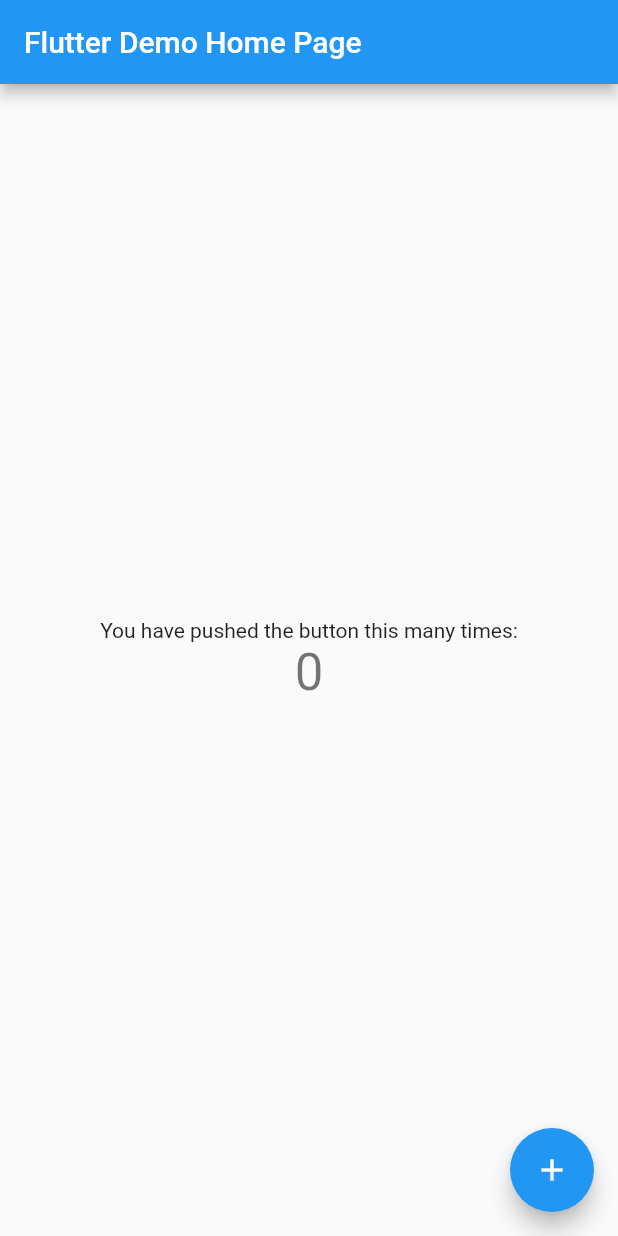
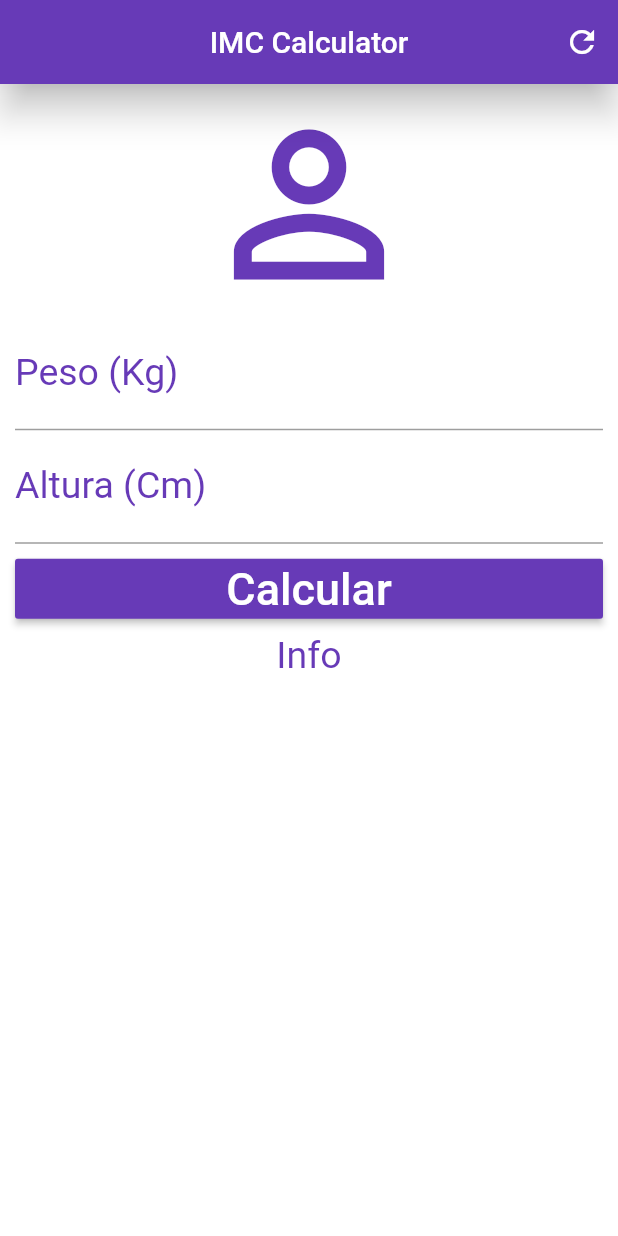
Before and after one commit to ViniciusPuerto/imc_calc, a Flutter app: the screen it shows after launch, on a phone screen of 412 x 824 dp. Run offline on Flutter 3.47's test engine with Material 2 defaults, Android fonts, the phone set to English and light mode, and no system bars.

Commit message:
Layout implemented

```diff
--- a/lib/main.dart
+++ b/lib/main.dart
@@ -1,111 +1,80 @@
+import 'package:flutter/cupertino.dart';
 import 'package:flutter/material.dart';
 
-void main() => runApp(MyApp());
+void main() {
+  runApp(MaterialApp(
+    title: "Imc Calculator",
+    home: Home(),
+  ));
+}
 
-class MyApp extends StatelessWidget {
-  // This widget is the root of your application.
+class Home extends StatefulWidget {
+  @override
+  _HomeState createState() => _HomeState();
+}
+
+class _HomeState extends State<Home> {
   @override
   Widget build(BuildContext context) {
-    return MaterialApp(
-      title: 'Flutter Demo',
-      theme: ThemeData(
-        // This is the theme of your application.
-        //
-        // Try running your application with "flutter run". You'll see the
-        // application has a blue toolbar. Then, without quitting the app, try
-        // changing the primarySwatch below to Colors.green and then invoke
-        // "hot reload" (press "r" in the console where you ran "flutter run",
-        // or simply save your changes to "hot reload" in a Flutter IDE).
-        // Notice that the counter didn't reset back to zero; the application
-        // is not restarted.
-        primarySwatch: Colors.blue,
-      ),
-      home: MyHomePage(title: 'Flutter Demo Home Page'),
-    );
+    return SafeArea(
+        child: Scaffold(
+            appBar: AppBar(
+              title: const Text('IMC Calculator'),
+              backgroundColor: Colors.deepPurple,
+              centerTitle: true,
+              elevation: 10.0,
+              actions: <Widget>[
+                IconButton(icon: Icon(Icons.refresh), onPressed: () {})
+              ],
+            ),
+            backgroundColor: Colors.white,
+            body: SingleChildScrollView(
+              padding: EdgeInsets.fromLTRB(10, 5, 10, 5),
+              child: Column(
+                crossAxisAlignment: CrossAxisAlignment.stretch,
+                children: <Widget>[
+                  Icon(
+                    Icons.person_outline,
+                    size: 150,
+                    color: Colors.deepPurple,
+                  ),
+                  TextField(
+                    keyboardType: TextInputType.number,
+                    decoration: InputDecoration(
+                        labelText: "Peso (Kg)",
+                        labelStyle: TextStyle(color: Colors.deepPurple)),
+                    textAlign: TextAlign.center,
+                    style: TextStyle(color: Colors.deepPurple, fontSize: 25),
+                  ),
+                  TextField(
+                    keyboardType: TextInputType.number,
+                    decoration: InputDecoration(
+                        labelText: "Altura (Cm)",
+                        labelStyle: TextStyle(color: Colors.deepPurple)),
+                    textAlign: TextAlign.center,
+                    style: TextStyle(color: Colors.deepPurple, fontSize: 25),
+                  ),
+                  Padding(
+                    padding: EdgeInsets.only(top: 10, bottom: 10),
+                    child: Container(
+                      height: 40.0,
+                      child: RaisedButton(
+                        onPressed: () {},
+                        color: Colors.deepPurple,
+                        child: Text(
+                          "Calcular",
+                          style: TextStyle(color: Colors.white, fontSize: 30),
+                        ),
+                      ),
+                    ),
+                  ),
+                  Text("Info",
+                    textAlign: TextAlign.center,
+                    style: TextStyle(color: Colors.deepPurple, fontSize: 25),
+                  )
+                ],
+              ),
+            )
+        ));
   }
 }
-
-class MyHomePage extends StatefulWidget {
-  MyHomePage({Key key, this.title}) : super(key: key);
-
-  // This widget is the home page of your application. It is stateful, meaning
-  // that it has a State object (defined below) that contains fields that affect
-  // how it looks.
-
-  // This class is the configuration for the state. It holds the values (in this
-  // case the title) provided by the parent (in this case the App widget) and
-  // used by the build method of the State. Fields in a Widget subclass are
-  // always marked "final".
-
-  final String title;
-
-  @override
-  _MyHomePageState createState() => _MyHomePageState();
-}
-
-class _MyHomePageState extends State<MyHomePage> {
-  int _counter = 0;
-
-  void _incrementCounter() {
-    setState(() {
-      // This call to setState tells the Flutter framework that something has
-      // changed in this State, which causes it to rerun the build method below
-      // so that the display can reflect the updated values. If we changed
-      // _counter without calling setState(), then the build method would not be
-      // called again, and so nothing would appear to happen.
-      _counter++;
-    });
-  }
-
-  @override
-  Widget build(BuildContext context) {
-    // This method is rerun every time setState is called, for instance as done
-    // by the _incrementCounter method above.
-    //
-    // The Flutter framework has been optimized to make rerunning build methods
-    // fast, so that you can just rebuild anything that needs updating rather
-    // than having to individually change instances of widgets.
-    return Scaffold(
-      appBar: AppBar(
-        // Here we take the value from the MyHomePage object that was created by
-        // the App.build method, and use it to set our appbar title.
-        title: Text(widget.title),
-      ),
-      body: Center(
-        // Center is a layout widget. It takes a single child and positions it
-        // in the middle of the parent.
-        child: Column(
-          // Column is also a layout widget. It takes a list of children and
-          // arranges them vertically. By default, it sizes itself to fit its
-          // children horizontally, and tries to be as tall as its parent.
-          //
-          // Invoke "debug painting" (press "p" in the console, choose the
-          // "Toggle Debug Paint" action from the Flutter Inspector in Android
-          // Studio, or the "Toggle Debug Paint" command in Visual Studio Code)
-          // to see the wireframe for each widget.
-          //
-          // Column has various properties to control how it sizes itself and
-          // how it positions its children. Here we use mainAxisAlignment to
-          // center the children vertically; the main axis here is the vertical
-          // axis because Columns are vertical (the cross axis would be
-          // horizontal).
-          mainAxisAlignment: MainAxisAlignment.center,
-          children: <Widget>[
-            Text(
-              'You have pushed the button this many times:',
-            ),
-            Text(
-              '$_counter',
-              style: Theme.of(context).textTheme.display1,
-            ),
-          ],
-        ),
-      ),
-      floatingActionButton: FloatingActionButton(
-        onPressed: _incrementCounter,
-        tooltip: 'Increment',
-        child: Icon(Icons.add),
-      ), // This trailing comma makes auto-formatting nicer for build methods.
-    );
-  }
-}
```
Also changed, not shown: 1 other file.
